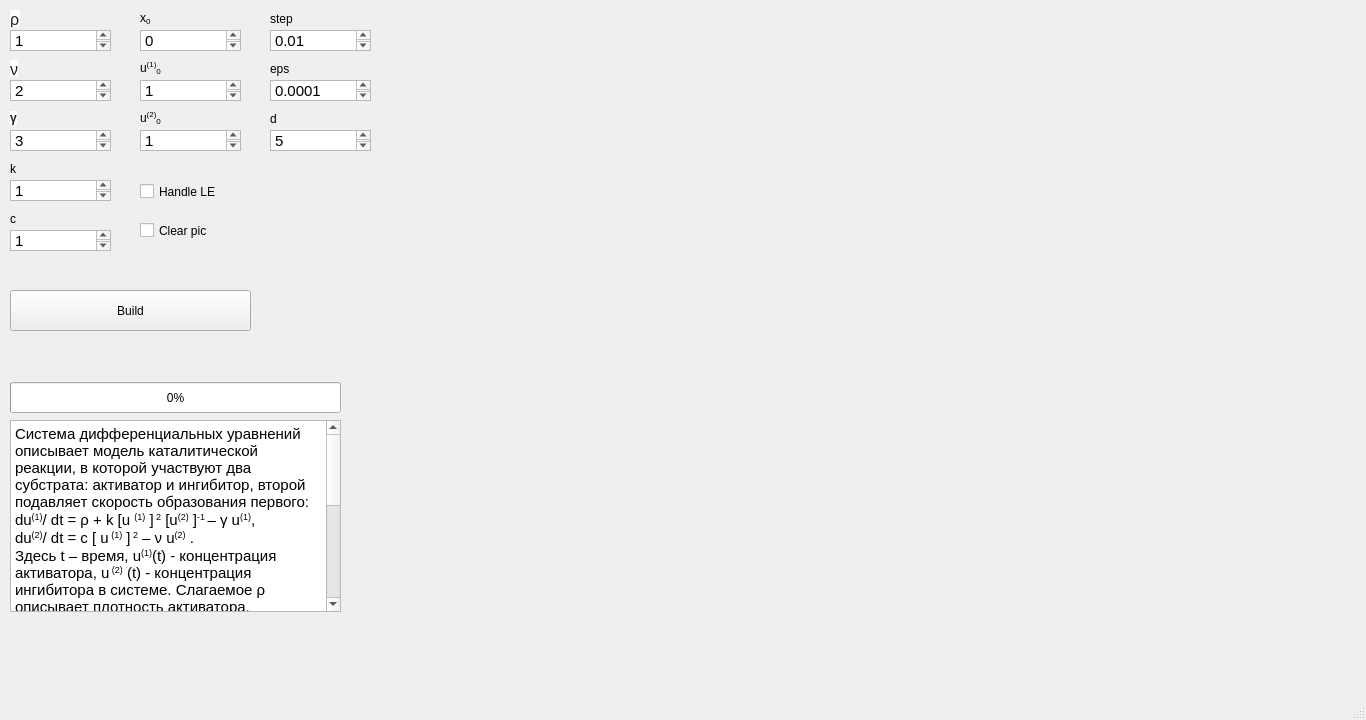
The window that Form.ui (morkovka1337/lab2_Num_Met) describes before a commit, drawn with Qt 5.
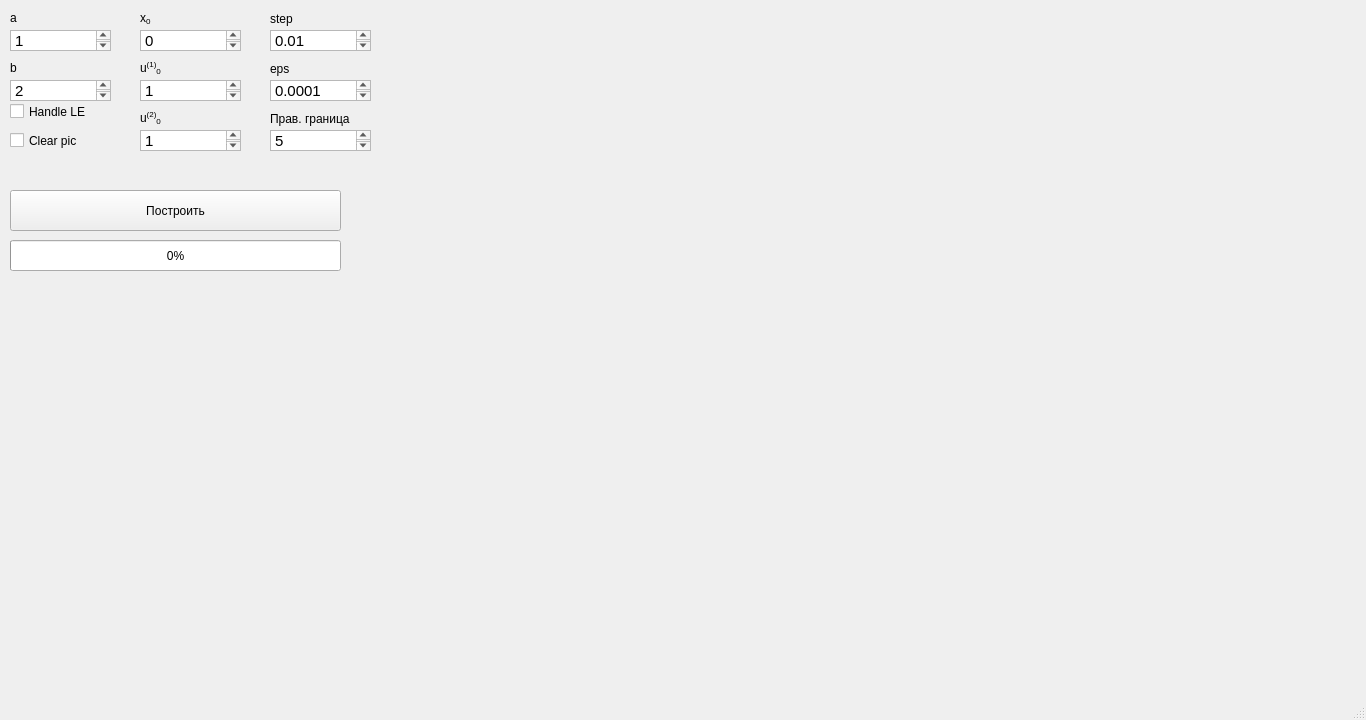
The same window after the commit.

Patch:
```diff
--- a/Form.ui
+++ b/Form.ui
@@ -28,7 +28,7 @@
     <property name="geometry">
      <rect>
       <x>10</x>
-      <y>382</y>
+      <y>240</y>
       <width>331</width>
       <height>31</height>
      </rect>
@@ -68,59 +68,8 @@
      <string>&lt;!DOCTYPE HTML PUBLIC &quot;-//W3C//DTD HTML 4.0//EN&quot; &quot;http://www.w3.org/TR/REC-html40/strict.dtd&quot;&gt;
 &lt;html&gt;&lt;head&gt;&lt;meta name=&quot;qrichtext&quot; content=&quot;1&quot; /&gt;&lt;style type=&quot;text/css&quot;&gt;
 p, li { white-space: pre-wrap; }
-&lt;/style&gt;&lt;/head&gt;&lt;body style=&quot; font-family:'Ubuntu'; font-size:11pt; font-weight:400; font-style:normal;&quot;&gt;
-&lt;p style=&quot; margin-top:0px; margin-bottom:0px; margin-left:0px; margin-right:0px; -qt-block-indent:0; text-indent:0px;&quot;&gt;2&lt;/p&gt;&lt;/body&gt;&lt;/html&gt;</string>
-    </property>
-   </widget>
-   <widget class="QTextEdit" name="textEdit_3">
-    <property name="geometry">
-     <rect>
-      <x>10</x>
-      <y>130</y>
-      <width>101</width>
-      <height>21</height>
-     </rect>
-    </property>
-    <property name="html">
-     <string>&lt;!DOCTYPE HTML PUBLIC &quot;-//W3C//DTD HTML 4.0//EN&quot; &quot;http://www.w3.org/TR/REC-html40/strict.dtd&quot;&gt;
-&lt;html&gt;&lt;head&gt;&lt;meta name=&quot;qrichtext&quot; content=&quot;1&quot; /&gt;&lt;style type=&quot;text/css&quot;&gt;
-p, li { white-space: pre-wrap; }
-&lt;/style&gt;&lt;/head&gt;&lt;body style=&quot; font-family:'Ubuntu'; font-size:11pt; font-weight:400; font-style:normal;&quot;&gt;
-&lt;p style=&quot; margin-top:0px; margin-bottom:0px; margin-left:0px; margin-right:0px; -qt-block-indent:0; text-indent:0px;&quot;&gt;3&lt;/p&gt;&lt;/body&gt;&lt;/html&gt;</string>
-    </property>
-   </widget>
-   <widget class="QTextEdit" name="textEdit_4">
-    <property name="geometry">
-     <rect>
-      <x>10</x>
-      <y>180</y>
-      <width>101</width>
-      <height>21</height>
-     </rect>
-    </property>
-    <property name="html">
-     <string>&lt;!DOCTYPE HTML PUBLIC &quot;-//W3C//DTD HTML 4.0//EN&quot; &quot;http://www.w3.org/TR/REC-html40/strict.dtd&quot;&gt;
-&lt;html&gt;&lt;head&gt;&lt;meta name=&quot;qrichtext&quot; content=&quot;1&quot; /&gt;&lt;style type=&quot;text/css&quot;&gt;
-p, li { white-space: pre-wrap; }
-&lt;/style&gt;&lt;/head&gt;&lt;body style=&quot; font-family:'Ubuntu'; font-size:11pt; font-weight:400; font-style:normal;&quot;&gt;
-&lt;p style=&quot; margin-top:0px; margin-bottom:0px; margin-left:0px; margin-right:0px; -qt-block-indent:0; text-indent:0px;&quot;&gt;1&lt;/p&gt;&lt;/body&gt;&lt;/html&gt;</string>
-    </property>
-   </widget>
-   <widget class="QTextEdit" name="textEdit_5">
-    <property name="geometry">
-     <rect>
-      <x>10</x>
-      <y>230</y>
-      <width>101</width>
-      <height>21</height>
-     </rect>
-    </property>
-    <property name="html">
-     <string>&lt;!DOCTYPE HTML PUBLIC &quot;-//W3C//DTD HTML 4.0//EN&quot; &quot;http://www.w3.org/TR/REC-html40/strict.dtd&quot;&gt;
-&lt;html&gt;&lt;head&gt;&lt;meta name=&quot;qrichtext&quot; content=&quot;1&quot; /&gt;&lt;style type=&quot;text/css&quot;&gt;
-p, li { white-space: pre-wrap; }
-&lt;/style&gt;&lt;/head&gt;&lt;body style=&quot; font-family:'Ubuntu'; font-size:11pt; font-weight:400; font-style:normal;&quot;&gt;
-&lt;p style=&quot; margin-top:0px; margin-bottom:0px; margin-left:0px; margin-right:0px; -qt-block-indent:0; text-indent:0px;&quot;&gt;1&lt;/p&gt;&lt;/body&gt;&lt;/html&gt;</string>
+&lt;/style&gt;&lt;/head&gt;&lt;body style=&quot; font-family:'MS Shell Dlg 2'; font-size:8.25pt; font-weight:400; font-style:normal;&quot;&gt;
+&lt;p style=&quot; margin-top:0px; margin-bottom:0px; margin-left:0px; margin-right:0px; -qt-block-indent:0; text-indent:0px;&quot;&gt;&lt;span style=&quot; font-family:'Ubuntu'; font-size:11pt;&quot;&gt;2&lt;/span&gt;&lt;/p&gt;&lt;/body&gt;&lt;/html&gt;</string>
     </property>
    </widget>
    <widget class="QTextEdit" name="textEdit_6">
@@ -235,7 +184,7 @@
      </rect>
     </property>
     <property name="text">
-     <string>&lt;html&gt;&lt;head/&gt;&lt;body&gt;&lt;p&gt;&lt;span style=&quot; font-family:'arial,sans-serif'; font-size:16px; color:#222222; background-color:#ffffff;&quot;&gt;ρ&lt;/span&gt;</string>
+     <string>&lt;html&gt;&lt;head/&gt;&lt;body&gt;&lt;p&gt;a&lt;/p&gt;&lt;/body&gt;&lt;/html&gt;</string>
     </property>
    </widget>
    <widget class="QLabel" name="label_2">
@@ -248,46 +197,7 @@
      </rect>
     </property>
     <property name="text">
-     <string>&lt;html&gt;&lt;head/&gt;&lt;body&gt;&lt;p&gt;&lt;span style=&quot; font-family:'arial,sans-serif'; font-size:16px; color:#222222; background-color:#ffffff;&quot;&gt;ν&lt;/span&gt;</string>
-    </property>
-   </widget>
-   <widget class="QLabel" name="label_3">
-    <property name="geometry">
-     <rect>
-      <x>10</x>
-      <y>110</y>
-      <width>67</width>
-      <height>17</height>
-     </rect>
-    </property>
-    <property name="text">
-     <string>&lt;html&gt;&lt;head/&gt;&lt;body&gt;&lt;p&gt;&lt;span style=&quot; font-family:'palatino linotype,new athena unicode,athena,gentium,code2000,serif'; font-weight:600; color:#222222; background-color:#ffffff;&quot;&gt;γ&lt;/span&gt;</string>
-    </property>
-   </widget>
-   <widget class="QLabel" name="label_4">
-    <property name="geometry">
-     <rect>
-      <x>10</x>
-      <y>160</y>
-      <width>67</width>
-      <height>17</height>
-     </rect>
-    </property>
-    <property name="text">
-     <string>k</string>
-    </property>
-   </widget>
-   <widget class="QLabel" name="label_5">
-    <property name="geometry">
-     <rect>
-      <x>10</x>
-      <y>210</y>
-      <width>67</width>
-      <height>17</height>
-     </rect>
-    </property>
-    <property name="text">
-     <string>c</string>
+     <string>&lt;html&gt;&lt;head/&gt;&lt;body&gt;&lt;p&gt;b&lt;/p&gt;&lt;/body&gt;&lt;/html&gt;</string>
     </property>
    </widget>
    <widget class="QLabel" name="label_6">
@@ -347,12 +257,12 @@
      <rect>
       <x>270</x>
       <y>110</y>
-      <width>67</width>
+      <width>101</width>
       <height>17</height>
      </rect>
     </property>
     <property name="text">
-     <string>d</string>
+     <string>Прав. граница</string>
     </property>
    </widget>
    <widget class="QLabel" name="label_11">
@@ -371,9 +281,9 @@
    <widget class="QCheckBox" name="checkBox">
     <property name="geometry">
      <rect>
-      <x>140</x>
-      <y>180</y>
-      <width>121</width>
+      <x>10</x>
+      <y>100</y>
+      <width>111</width>
       <height>23</height>
      </rect>
     </property>
@@ -385,21 +295,21 @@
     <property name="geometry">
      <rect>
       <x>10</x>
-      <y>290</y>
-      <width>241</width>
+      <y>190</y>
+      <width>331</width>
       <height>41</height>
      </rect>
     </property>
     <property name="text">
-     <string>Build</string>
+     <string>Построить</string>
     </property>
    </widget>
    <widget class="QCheckBox" name="checkBox_2">
     <property name="geometry">
      <rect>
-      <x>140</x>
-      <y>220</y>
-      <width>141</width>
+      <x>10</x>
+      <y>130</y>
+      <width>111</width>
       <height>21</height>
      </rect>
     </property>
@@ -407,26 +317,6 @@
      <string>Clear pic</string>
     </property>
    </widget>
-   <widget class="QTextBrowser" name="textBrowser">
-    <property name="geometry">
-     <rect>
-      <x>10</x>
-      <y>420</y>
-      <width>331</width>
-      <height>192</height>
-     </rect>
-    </property>
-    <property name="html">
-     <string>&lt;!DOCTYPE HTML PUBLIC &quot;-//W3C//DTD HTML 4.0//EN&quot; &quot;http://www.w3.org/TR/REC-html40/strict.dtd&quot;&gt;
-&lt;html&gt;&lt;head&gt;&lt;meta name=&quot;qrichtext&quot; content=&quot;1&quot; /&gt;&lt;style type=&quot;text/css&quot;&gt;
-p, li { white-space: pre-wrap; }
-&lt;/style&gt;&lt;/head&gt;&lt;body style=&quot; font-family:'Ubuntu'; font-size:11pt; font-weight:400; font-style:normal;&quot;&gt;
-&lt;p style=&quot; margin-top:0px; margin-bottom:0px; margin-left:0px; margin-right:0px; -qt-block-indent:0; text-indent:0px;&quot;&gt;Система дифференциальных уравнений описывает модель каталитической реакции, в которой участвуют два субстрата: активатор и ингибитор, второй подавляет скорость образования первого:&lt;/p&gt;
-&lt;p style=&quot; margin-top:0px; margin-bottom:0px; margin-left:0px; margin-right:0px; -qt-block-indent:0; text-indent:0px;&quot;&gt;du&lt;span style=&quot; vertical-align:super;&quot;&gt;(1)&lt;/span&gt;/ dt = ρ + k [u &lt;span style=&quot; vertical-align:super;&quot;&gt;(1)&lt;/span&gt; ]&lt;span style=&quot; vertical-align:super;&quot;&gt; 2&lt;/span&gt; [u&lt;span style=&quot; vertical-align:super;&quot;&gt;(2)&lt;/span&gt; ]&lt;span style=&quot; vertical-align:super;&quot;&gt;-1 &lt;/span&gt;– γ u&lt;span style=&quot; vertical-align:super;&quot;&gt;(1)&lt;/span&gt;,&lt;/p&gt;
-&lt;p style=&quot; margin-top:0px; margin-bottom:0px; margin-left:0px; margin-right:0px; -qt-block-indent:0; text-indent:0px;&quot;&gt;du&lt;span style=&quot; vertical-align:super;&quot;&gt;(2)&lt;/span&gt;/ dt = c [ u&lt;span style=&quot; vertical-align:super;&quot;&gt; (1)&lt;/span&gt; ]&lt;span style=&quot; vertical-align:super;&quot;&gt; 2&lt;/span&gt; – ν u&lt;span style=&quot; vertical-align:super;&quot;&gt;(2)&lt;/span&gt; .&lt;/p&gt;
-&lt;p style=&quot; margin-top:0px; margin-bottom:0px; margin-left:0px; margin-right:0px; -qt-block-indent:0; text-indent:0px;&quot;&gt;Здесь t – время, u&lt;span style=&quot; vertical-align:super;&quot;&gt;(1)&lt;/span&gt;(t) - концентрация активатора, u&lt;span style=&quot; vertical-align:super;&quot;&gt; (2)&lt;/span&gt; (t) - концентрация ингибитора в системе. Слагаемое ρ описывает плотность активатора, слагаемое k [u&lt;span style=&quot; vertical-align:super;&quot;&gt; (1)&lt;/span&gt;]&lt;span style=&quot; vertical-align:super;&quot;&gt;2&lt;/span&gt; [u&lt;span style=&quot; vertical-align:super;&quot;&gt;(2)&lt;/span&gt;]&lt;span style=&quot; vertical-align:super;&quot;&gt;-1&lt;/span&gt; – скорость самообразования активатора, которая подавляется присутствующим ингибитором, слагаемое c[u&lt;span style=&quot; vertical-align:super;&quot;&gt; (1)&lt;/span&gt;]&lt;span style=&quot; vertical-align:super;&quot;&gt;2&lt;/span&gt;  описывает скорость образования ингибитора вследствие наличия активатора. Слагаемые [– νu&lt;span style=&quot; vertical-align:super;&quot;&gt;(1)&lt;/span&gt;] и [ - γu&lt;span style=&quot; vertical-align:super;&quot;&gt;(2)&lt;/span&gt;] описывают естественный распад реагентов: активатора и ингибитора соответственно. Пространственные взаимодействия (диффузия) в данной модели не учитываются. Параметры системы: ρ, k, γ, ν, с – постоянные неотрицательные величины.&lt;/p&gt;&lt;/body&gt;&lt;/html&gt;</string>
-    </property>
-   </widget>
   </widget>
   <widget class="QMenuBar" name="menubar">
    <property name="geometry">
```
Left out of the diff: 32 changed lines with no effect on the pictures.
